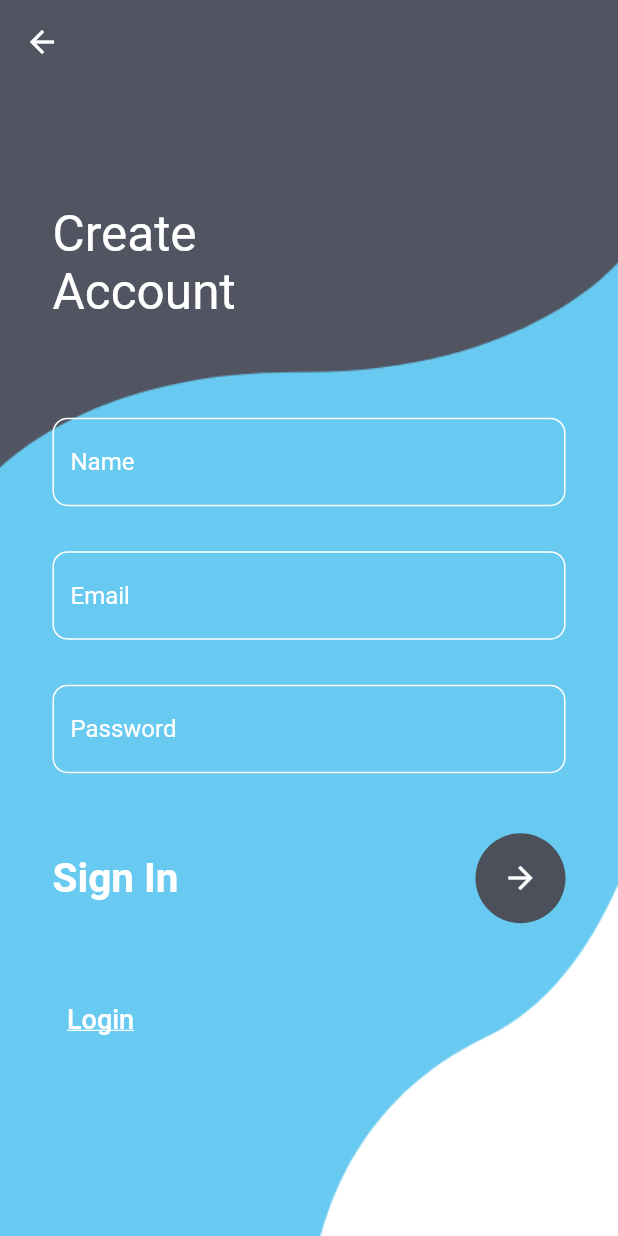
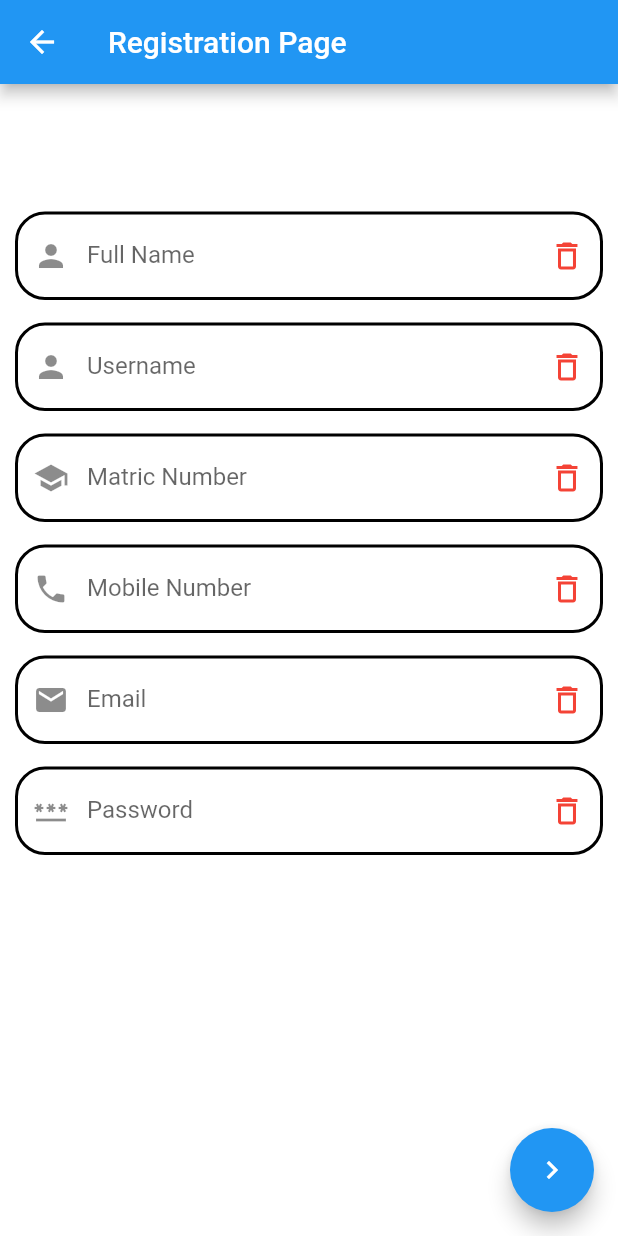
Before and after one commit to ahmdirfnz/Hostel-Management-System, a Flutter app: the MyRegister screen opened by its route, on a phone screen of 412 x 824 dp. Run offline on Flutter 3.47's test engine with Material 2 defaults, Android fonts, the phone set to English and light mode, and no system bars; our stand-ins replace firebase_auth, firebase_core, modal_progress_hud; accounts and stored records are empty.

Commit message:
Registration Page

```diff
--- a/lib/login_screen.dart
+++ b/lib/login_screen.dart
@@ -87,7 +87,9 @@ class _LoginScreenState extends State<LoginScreen> {
                       showSpinner = false;
                     });
                   },
-                  child: Text('Log In', style: TextStyle(fontSize: 20.0),))
+                  child: Text('Log In', style: TextStyle(fontSize: 20.0),)
+              ),
+
             ],
           ),
         ),
--- a/lib/main.dart
+++ b/lib/main.dart
@@ -31,7 +31,8 @@ class MyApp extends StatelessWidget {
         'signup_screen': (context) => RegistrationScreen(),
         'login_screen': (context) => LoginScreen(),
         'home_screen': (context) => HomeScreen(),
-        'registration_screen': (context) => MyRegister()
+        'registration_screen': (context) => MyRegister(),
+        'room_booking': (context) => BookingRooom(),
       },
     );
   }
--- a/lib/registration.dart
+++ b/lib/registration.dart
@@ -10,130 +10,170 @@ class MyRegister extends StatefulWidget {
 class _MyRegisterState extends State<MyRegister> {
   @override
   Widget build(BuildContext context) {
-    return Container(
-      decoration: const BoxDecoration(
-        image: DecorationImage(
-            image: AssetImage('assets/images/register.png'), fit: BoxFit.cover),
+    return Scaffold(
+      appBar: AppBar(
+        title: Text('Registration Page'),
       ),
-      child: Scaffold(
-        appBar: AppBar(
-          backgroundColor: Colors.transparent,
-          elevation: 0,
+      backgroundColor: Colors.white,
+      body: Form(
+        child: ListView(
+          padding: EdgeInsets.all(10.0),
+          children: <Widget>[
+            SizedBox(
+              height: 75.0,
             ),
-        backgroundColor: Colors.transparent,
-        body: Stack(children: [
-          Container(
-            padding: const EdgeInsets.only(left: 35, top: 80),
-            child: const Text(
-              "Create\nAccount",
-              style: TextStyle(color: Colors.white, fontSize: 33),
+            const TextField(
+              decoration: InputDecoration(
+                  labelText: 'Full Name',
+                  prefixIcon: Icon(Icons.person),
+                  suffixIcon: Icon(
+                    Icons.delete_outline,
+                    color: Colors.red,
                   ),
+                  hintText: "Enter Your Full Name",
+                  enabledBorder: OutlineInputBorder(
+                    borderRadius: BorderRadius.all(Radius.circular(20.0)),
+                    borderSide: BorderSide(color: Colors.black, width: 2.0),
+                  )),
             ),
-          SingleChildScrollView(
-            child: Container(
-              padding: EdgeInsets.only(
-                  right: 35,
-                  left: 35,
-                  top: MediaQuery.of(context).size.height * 0.27),
-              child: Column(children: [
-                TextField(
+            SizedBox(
+              height: 15.0,
+            ),
+            const TextField(
               decoration: InputDecoration(
-                    focusedBorder: OutlineInputBorder(
-                      borderRadius: BorderRadius.circular(10),
-                      borderSide: const BorderSide(color: Colors.black),
+                  labelText: 'Username',
+                  prefixIcon: Icon(Icons.person),
+                  suffixIcon: Icon(
+                    Icons.delete_outline,
+                    color: Colors.red,
+                  ),
+                  hintText: "Enter Username",
+                  enabledBorder: OutlineInputBorder(
+                    borderRadius: BorderRadius.all(Radius.circular(20.0)),
+                    borderSide: BorderSide(color: Colors.black, width: 2.0),
+                  )),
+            ),
+            SizedBox(
+              height: 15.0,
+            ),
+            TextFormField(
+              keyboardType: TextInputType.number,
+              decoration: const InputDecoration(
+                labelText: 'Matric Number',
+                hintText: 'Enter Your Matric Number',
+                prefixIcon: Icon(Icons.school),
+                suffixIcon: Icon(
+                  Icons.delete_outline,
+                  color: Colors.red,
                 ),
                 enabledBorder: OutlineInputBorder(
-                      borderRadius: BorderRadius.circular(10),
-                      borderSide: const BorderSide(color: Colors.white),
+                  borderRadius: BorderRadius.all(Radius.circular(20.0)),
+                  borderSide: BorderSide(color: Colors.black, width: 2.0),
                 ),
-                    hintText: 'Name',
-                    hintStyle: const TextStyle(color: Colors.white),
-                  ),
-                ),
-                const SizedBox(
-                  height: 30,
-                ),
-                TextField(
-                  decoration: InputDecoration(
                 focusedBorder: OutlineInputBorder(
-                      borderRadius: BorderRadius.circular(10),
-                      borderSide: const BorderSide(color: Colors.black),
-                    ),
-                    enabledBorder: OutlineInputBorder(
-                      borderRadius: BorderRadius.circular(10),
-                      borderSide: const BorderSide(color: Colors.white),
-                    ),
-                    hintText: 'Email',
-                    hintStyle: const TextStyle(color: Colors.white),
-                  ),
-                ),
-                const SizedBox(
-                  height: 30,
-                ),
-                TextField(
-                  obscureText: true,
-                  decoration: InputDecoration(
-                    focusedBorder: OutlineInputBorder(
-                      borderRadius: BorderRadius.circular(10),
-                      borderSide: const BorderSide(color: Colors.black),
-                    ),
-                    enabledBorder: OutlineInputBorder(
-                      borderRadius: BorderRadius.circular(10),
-                      borderSide: const BorderSide(color: Colors.white),
-                    ),
-                    hintText: 'Password',
-                    hintStyle: const TextStyle(color: Colors.white),
-                  ),
-                ),
-                const SizedBox(
-                  height: 40,
-                ),
-                Row(
-                    mainAxisAlignment: MainAxisAlignment.spaceBetween,
-                    children: [
-                      const Text(
-                        'Sign In',
-                        style: TextStyle(
-                          color: Colors.white,
-                          fontSize: 27,
-                          fontWeight: FontWeight.w700,
-                        ),
-                      ),
-                      CircleAvatar(
-                        radius: 30,
-                        backgroundColor: const Color(0xff4c505b),
-                        child: IconButton(
-                          color: Colors.white,
-                          onPressed: () {},
-                          icon: const Icon(Icons.arrow_forward),
-                        ),
-                      ),
-                    ]),
-                const SizedBox(
-                  height: 40,
-                ),
-                Row(
-                    mainAxisAlignment: MainAxisAlignment.spaceBetween,
-                    children: [
-                      TextButton(
-                        onPressed: () {
-                          Navigator.pushNamed(context, 'login');
-                        },
-                        child: const Text(
-                          'Login',
-                          style: TextStyle(
-                            decoration: TextDecoration.underline,
-                            fontSize: 18,
-                            color: Colors.white,
+                  borderRadius: BorderRadius.all(Radius.circular(20.0)),
+                  borderSide: BorderSide(color: Colors.blue, width: 2.0),
                 ),
               ),
             ),
-                    ]),
-              ]),
+            SizedBox(
+              height: 15.0,
+            ),
+            TextFormField(
+              keyboardType: TextInputType.number,
+              decoration: const InputDecoration(
+                labelText: 'Mobile Number',
+                hintText: 'Enter Mobile Number',
+                prefixIcon: Icon(Icons.phone),
+                suffixIcon: Icon(
+                  Icons.delete_outline,
+                  color: Colors.red,
+                ),
+                enabledBorder: OutlineInputBorder(
+                  borderRadius: BorderRadius.all(Radius.circular(20.0)),
+                  borderSide: BorderSide(color: Colors.black, width: 2.0),
+                ),
+                focusedBorder: OutlineInputBorder(
+                  borderRadius: BorderRadius.all(Radius.circular(20.0)),
+                  borderSide: BorderSide(color: Colors.blue, width: 2.0),
                 ),
               ),
-        ]),
+            ),
+            SizedBox(
+              height: 15.0,
+            ),
+            TextFormField(
+              keyboardType: TextInputType.emailAddress,
+              decoration: const InputDecoration(
+                labelText: 'Email',
+                hintText: 'Enter Your Email',
+                prefixIcon: Icon(Icons.email),
+                suffixIcon: Icon(
+                  Icons.delete_outline,
+                  color: Colors.red,
+                ),
+                enabledBorder: OutlineInputBorder(
+                  borderRadius: BorderRadius.all(Radius.circular(20.0)),
+                  borderSide: BorderSide(color: Colors.black, width: 2.0),
+                ),
+                focusedBorder: OutlineInputBorder(
+                  borderRadius: BorderRadius.all(Radius.circular(20.0)),
+                  borderSide: BorderSide(color: Colors.blue, width: 2.0),
+                ),
+              ),
+            ),
+            SizedBox(
+              height: 15.0,
+            ),
+            TextFormField(
+              keyboardType: TextInputType.visiblePassword,
+              decoration: const InputDecoration(
+                labelText: 'Password',
+                hintText: 'Enter Your Password',
+                prefixIcon: Icon(Icons.password),
+                suffixIcon: Icon(
+                  Icons.delete_outline,
+                  color: Colors.red,
+                ),
+                enabledBorder: OutlineInputBorder(
+                  borderRadius: BorderRadius.all(Radius.circular(20.0)),
+                  borderSide: BorderSide(color: Colors.black, width: 2.0),
+                ),
+                focusedBorder: OutlineInputBorder(
+                  borderRadius: BorderRadius.all(Radius.circular(20.0)),
+                  borderSide: BorderSide(color: Colors.blue, width: 2.0),
+                ),
+              ),
+            ),
+          ],
+        ),
+      ),
+      floatingActionButton: FloatingActionButton(
+        onPressed: () => setState(() {
+          Navigator.pushNamed(context, 'room_booking');
+        }),
+        tooltip: 'Next Page',
+        child: const Icon(Icons.navigate_next),
       ),
     );
   }
 }
+
+class BookingRooom extends StatelessWidget {
+  @override
+  Widget build(BuildContext context) {
+    // TODO: implement build
+    return Scaffold(
+      appBar: AppBar(
+        title: Text('Registration Page'),
+      ),
+      body: const Center(
+        child: Text(
+          'Booking Room Page',
+          style: TextStyle(fontSize: 25, fontWeight: FontWeight.bold),
+          textAlign: TextAlign.center,
+        ),
+      ),
+    );
+  }
+}
--- a/lib/welcome_screen.dart
+++ b/lib/welcome_screen.dart
@@ -51,6 +51,15 @@ class _WelcomeScreenState extends State<WelcomeScreen> {
 
                 )
             ),
+            SizedBox(
+              height: 24.0,
+            ),
+            TextButton(
+              onPressed: () {
+                Navigator.pushNamed(context, "home_screen");
+              },
+              child: const Text('Testing'),
+            ),
           ],
         ),
       ),
```
Lines whose indentation alone changed are shown as unchanged.
